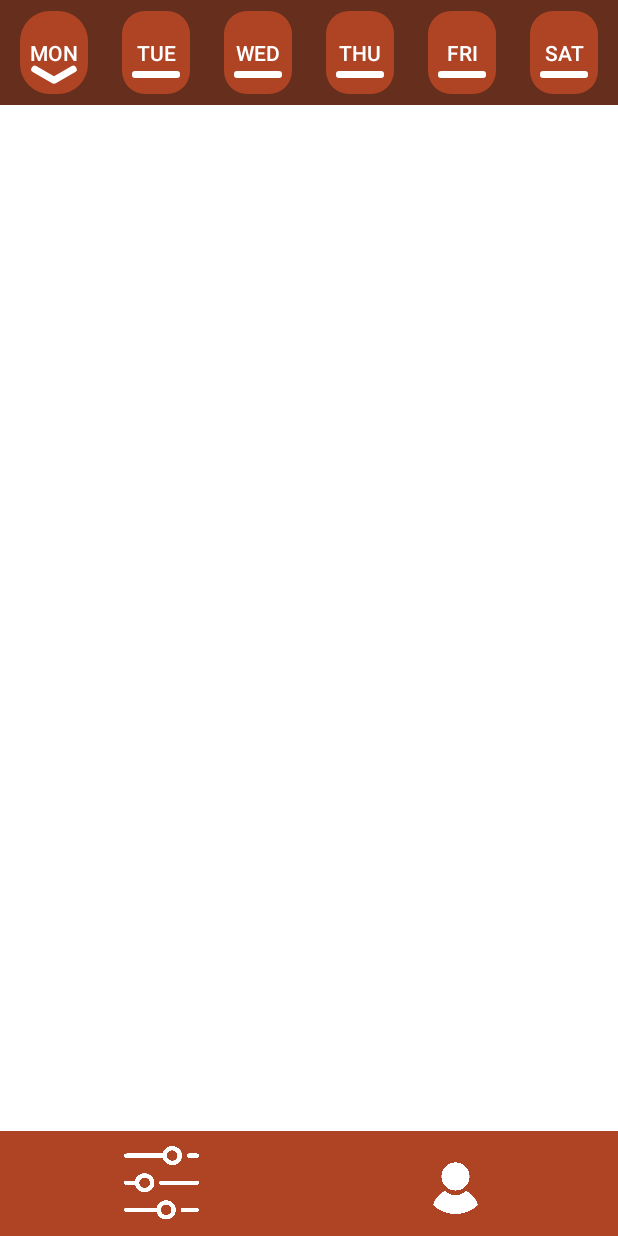
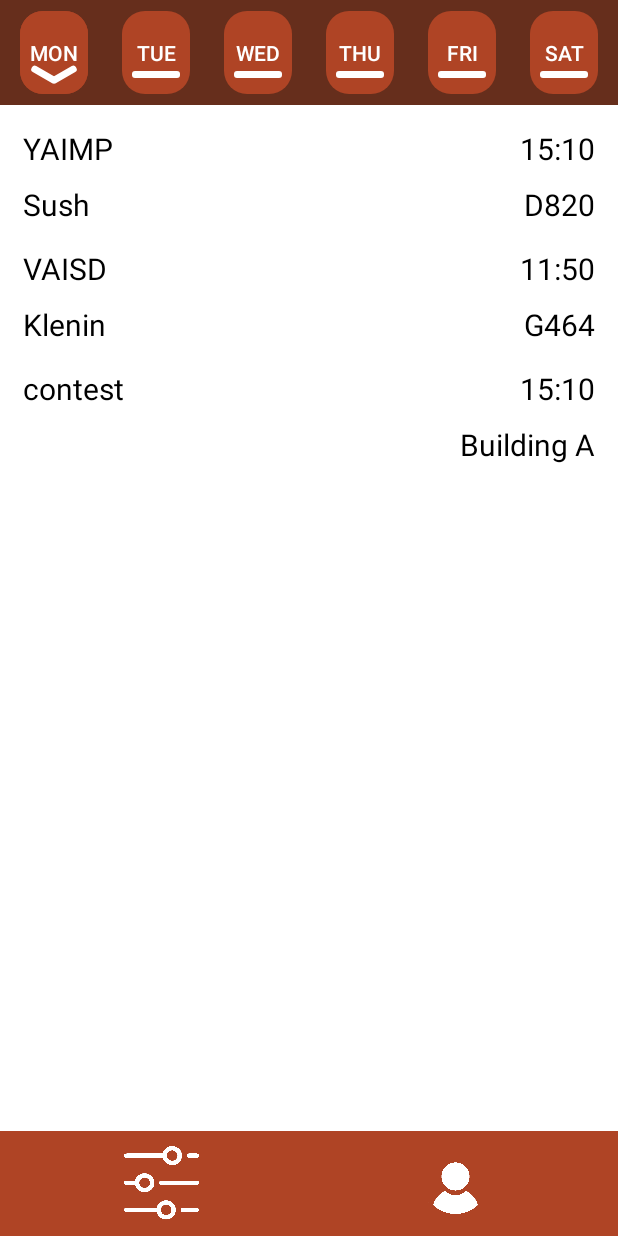
Before and after one commit to MaksKuchuk/AvitoYAIMP, an Android app: the MainScreen screen opened directly, with no data from a screen before it, on a phone screen of 412 x 824 dp. Run offline under Robolectric (Android 15) with nearby library versions, the phone set to English and light mode, and no system bars.

Commit message:
addLesson addEvent

```diff
--- a/app/src/main/java/com/example/dvfuyaimp/MainScreen.java
+++ b/app/src/main/java/com/example/dvfuyaimp/MainScreen.java
@@ -6,9 +6,12 @@ import android.app.ActivityOptions;
 import android.content.Intent;
 import android.graphics.drawable.TransitionDrawable;
 import android.os.Bundle;
+import android.view.LayoutInflater;
 import android.view.View;
 import android.widget.Button;
 import android.widget.ImageButton;
+import android.widget.LinearLayout;
+import android.widget.TextView;
 import android.widget.Toast;
 
 public class MainScreen extends AppCompatActivity {
@@ -73,6 +76,9 @@ public class MainScreen extends AppCompatActivity {
         });
 
         setStartDay(findViewById(R.id.MonBTN));
+        addLesson("YAIMP", "Sush", "15:10", "D820");
+        addLesson("VAISD", "Klenin", "11:50", "G464");
+        addEvent("contest", "15:10", "Building A");
     }
 
     public void MonBTN(View view){
@@ -135,4 +141,27 @@ public class MainScreen extends AppCompatActivity {
         LastWeekBTN = findViewById(R.id.MonBTN);
         ((TransitionDrawable)view.getBackground()).startTransition(0);
     }
+
+    private void addLesson(String strLesson, String strTeacher, String strTime, String strRoom){
+        LayoutInflater ltInflater = getLayoutInflater();
+        View item = ltInflater.inflate(R.layout.lesson_layout, ((LinearLayout)findViewById(R.id.subjectScrollLayout)), false);
+
+        ((TextView)item.findViewById(R.id.lesson)).setText(strLesson);
+        ((TextView)item.findViewById(R.id.teacher)).setText(strTeacher);
+        ((TextView)item.findViewById(R.id.time)).setText(strTime);
+        ((TextView)item.findViewById(R.id.room)).setText(strRoom);
+
+        ((LinearLayout)findViewById(R.id.subjectScrollLayout)).addView(item);
+    }
+
+    private void addEvent(String strEvent, String strTimeEvent, String strPlace){
+        LayoutInflater ltInflater = getLayoutInflater();
+        View item = ltInflater.inflate(R.layout.event_layout, ((LinearLayout)findViewById(R.id.subjectScrollLayout)), false);
+
+        ((TextView)item.findViewById(R.id.event)).setText(strEvent);
+        ((TextView)item.findViewById(R.id.timeEvent)).setText(strTimeEvent);
+        ((TextView)item.findViewById(R.id.place)).setText(strPlace);
+
+        ((LinearLayout)findViewById(R.id.subjectScrollLayout)).addView(item);
+    }
 }
--- a/app/src/main/res/drawable/week_button_corner.xml
+++ b/app/src/main/res/drawable/week_button_corner.xml
@@ -1,13 +1,13 @@
 <?xml version="1.0" encoding="utf-8"?>
 <layer-list xmlns:android="http://schemas.android.com/apk/res/android">
-    <item>
+    <!--<item>
         <shape android:shape="rectangle">
             <solid android:color="@color/dayScrollBGC"/>
         </shape>
-    </item>
+    </item>-->
     <item>
         <shape android:shape="rectangle">
-            <corners android:radius="20dp"/>
+            <corners android:radius="15dp"/>
             <solid android:color="@color/dayScrollBTN"/>
         </shape>
     </item>
--- /dev/null
+++ b/app/src/main/res/layout/event_layout.xml
@@ -0,0 +1,45 @@
+<?xml version="1.0" encoding="utf-8"?>
+<androidx.constraintlayout.widget.ConstraintLayout
+    xmlns:android="http://schemas.android.com/apk/res/android"
+    xmlns:app="http://schemas.android.com/apk/res-auto"
+    android:layout_width="match_parent"
+    android:layout_height="match_parent">
+
+    <TextView
+        android:id="@+id/event"
+        android:layout_width="0dp"
+        android:layout_height="wrap_content"
+        android:layout_marginStart="15dp"
+        android:layout_marginTop="15dp"
+        android:layout_marginEnd="15dp"
+        android:text="@string/event"
+        android:textColor="@color/black"
+        android:textSize="20sp"
+        app:layout_constraintEnd_toStartOf="@+id/timeEvent"
+        app:layout_constraintStart_toStartOf="parent"
+        app:layout_constraintTop_toTopOf="parent" />
+
+    <TextView
+        android:id="@+id/timeEvent"
+        android:layout_width="wrap_content"
+        android:layout_height="wrap_content"
+        android:layout_marginTop="15dp"
+        android:layout_marginEnd="15dp"
+        android:text="@string/_15_00"
+        android:textColor="@color/black"
+        android:textSize="20sp"
+        app:layout_constraintEnd_toEndOf="parent"
+        app:layout_constraintTop_toTopOf="parent" />
+
+    <TextView
+        android:id="@+id/place"
+        android:layout_width="wrap_content"
+        android:layout_height="wrap_content"
+        android:layout_marginTop="10dp"
+        android:layout_marginEnd="15dp"
+        android:text="@string/place"
+        android:textColor="@color/black"
+        android:textSize="20sp"
+        app:layout_constraintEnd_toEndOf="parent"
+        app:layout_constraintTop_toBottomOf="@id/timeEvent" />
+</androidx.constraintlayout.widget.ConstraintLayout>
--- /dev/null
+++ b/app/src/main/res/layout/lesson_layout.xml
@@ -0,0 +1,61 @@
+<?xml version="1.0" encoding="utf-8"?>
+<androidx.constraintlayout.widget.ConstraintLayout
+    xmlns:android="http://schemas.android.com/apk/res/android"
+    xmlns:app="http://schemas.android.com/apk/res-auto"
+    xmlns:tools="http://schemas.android.com/tools"
+    android:layout_width="match_parent"
+    android:layout_height="match_parent">
+
+    <TextView
+        android:id="@+id/lesson"
+        android:layout_width="0dp"
+        android:layout_height="wrap_content"
+        android:layout_marginStart="15dp"
+        android:layout_marginTop="15dp"
+        android:layout_marginEnd="15dp"
+        android:text="@string/lesson"
+        android:textSize="20sp"
+        android:textColor="@color/black"
+        app:layout_constraintEnd_toStartOf="@+id/time"
+        app:layout_constraintStart_toStartOf="parent"
+        app:layout_constraintTop_toTopOf="parent" />
+
+    <TextView
+        android:id="@+id/teacher"
+        android:layout_width="0dp"
+        android:layout_height="wrap_content"
+        android:layout_marginStart="15dp"
+        android:layout_marginTop="10dp"
+        android:layout_marginEnd="15dp"
+        android:text="@string/teacher"
+        android:textSize="20sp"
+        android:textColor="@color/black"
+        app:layout_constraintEnd_toStartOf="@+id/room"
+        app:layout_constraintStart_toStartOf="parent"
+        app:layout_constraintTop_toBottomOf="@id/lesson" />
+
+    <TextView
+        android:id="@+id/time"
+        android:layout_width="wrap_content"
+        android:layout_height="wrap_content"
+        android:layout_marginTop="15dp"
+        android:layout_marginEnd="15dp"
+        android:text="@string/_15_00"
+        android:textSize="20sp"
+        android:textColor="@color/black"
+        app:layout_constraintEnd_toEndOf="parent"
+        app:layout_constraintTop_toTopOf="parent" />
+
+    <TextView
+        android:id="@+id/room"
+        android:layout_width="wrap_content"
+        android:layout_height="wrap_content"
+        android:layout_marginTop="10dp"
+        android:layout_marginEnd="15dp"
+        android:text="@string/d820"
+        android:textSize="20sp"
+        android:textColor="@color/black"
+        app:layout_constraintEnd_toEndOf="parent"
+        app:layout_constraintTop_toBottomOf="@id/time" />
+
+</androidx.constraintlayout.widget.ConstraintLayout>
--- a/app/src/main/res/values/strings.xml
+++ b/app/src/main/res/values/strings.xml
@@ -13,6 +13,12 @@
     <string name="thursday">THU</string>
     <string name="friday">FRI</string>
     <string name="saturday">SAT</string>
+    <string name="lesson">Lesson</string>
+    <string name="_15_00">15:00</string>
+    <string name="d820">D820</string>
+    <string name="teacher">Teacher</string>
+    <string name="event">Event</string>
+    <string name="place">Place</string>
 
 
 </resources>
```
